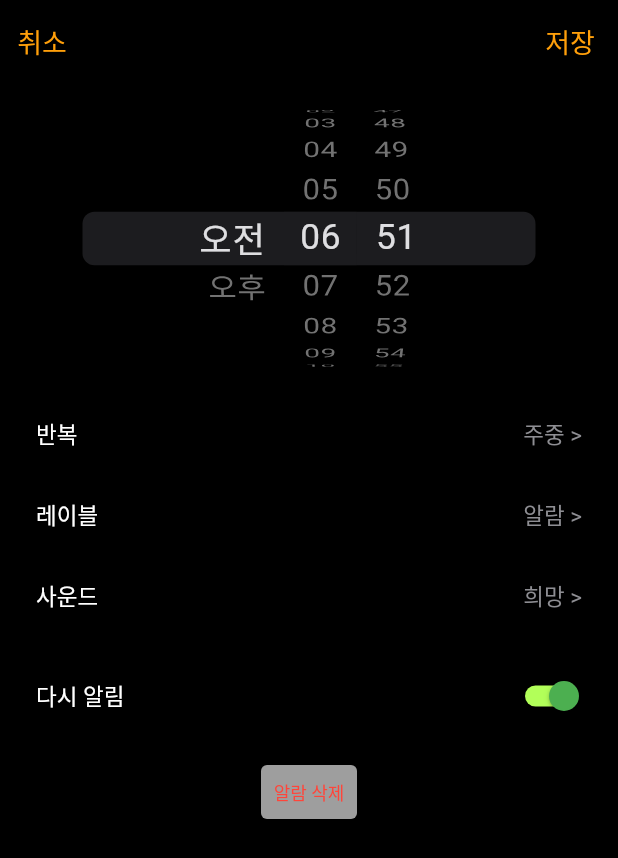
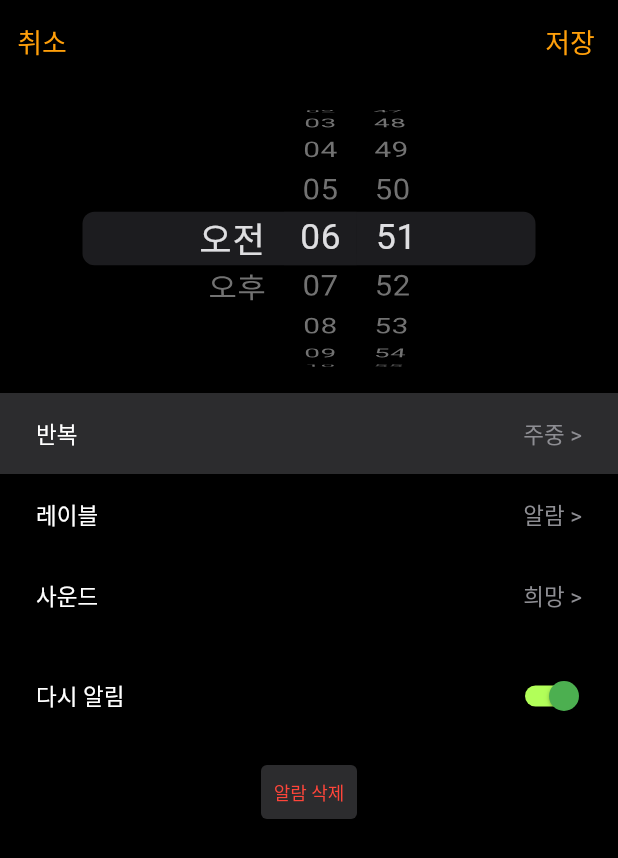
Before and after one commit to nakisara01/Alarm1, a Flutter app: the AlarmDetailPage screen opened directly, on a phone screen of 412 x 824 dp. Shown: the top 858 px of the screen. Run offline on Flutter 3.47's test engine with Material 2 defaults, Android fonts, the phone set to English and light mode, and no system bars.

```diff
--- a/lib/src/ui/alarmDetail/alarmDetail.dart
+++ b/lib/src/ui/alarmDetail/alarmDetail.dart
@@ -6,11 +6,9 @@ import 'package:flutter/material.dart';
 import '../widgets/switchByPlatform.dart';
 
 class AlarmDetailPage extends StatelessWidget {
-
   List<bool> isSwitched = [
     true,
   ];
-
 
   @override
   Widget build(BuildContext context) {
@@ -40,8 +38,7 @@ class AlarmDetailPage extends StatelessWidget {
               '알람 편집',
               style: TextStyle(color: Colors.black, fontSize: 20),
             )),
-        body: Column(
-          children: [
+        body: Column(children: [
           Container(
               height: size.height * 0.25,
               child: CupertinoDatePicker(
@@ -49,22 +46,25 @@ class AlarmDetailPage extends StatelessWidget {
                   onDateTimeChanged: (DateTime value) {})),
           InkWell(
             onTap: () {},
-              child: Padding(
+            child: Container(
               padding: EdgeInsets.all(16.0),
-                child: Container(
+              color: IOS_SYSTEM_GRAY[2],
               child: Row(
                 children: [
                   const Expanded(
                     child: Padding(
                       padding: EdgeInsets.only(left: 8.0),
                       child: Text('반복'),
-                      ),),
+                    ),
+                  ),
                   Padding(
                     padding: EdgeInsets.only(right: 8.0),
-                        child: Text('주중 >', style: TextStyle(color: IOS_SYSTEM_GRAY[0]),),
+                    child: Text(
+                      '주중 >',
+                      style: TextStyle(color: IOS_SYSTEM_GRAY[0]),
+                    ),
                   ),
                 ],
-                  ),
               ),
             ),
           ),
@@ -79,10 +79,14 @@ class AlarmDetailPage extends StatelessWidget {
                       child: Padding(
                         padding: EdgeInsets.only(left: 8.0),
                         child: Text('레이블'),
-                        ),),
+                      ),
+                    ),
                     Padding(
                       padding: EdgeInsets.only(right: 8.0),
-                        child: Text('알람 >', style: TextStyle(color: IOS_SYSTEM_GRAY[0]),),
+                      child: Text(
+                        '알람 >',
+                        style: TextStyle(color: IOS_SYSTEM_GRAY[0]),
+                      ),
                     ),
                   ],
                 ),
@@ -100,10 +104,14 @@ class AlarmDetailPage extends StatelessWidget {
                       child: Padding(
                         padding: EdgeInsets.only(left: 8.0),
                         child: Text('사운드'),
-                        ),),
+                      ),
+                    ),
                     Padding(
                       padding: EdgeInsets.only(right: 8.0),
-                        child: Text('희망 >', style: TextStyle(color: IOS_SYSTEM_GRAY[0]),),
+                      child: Text(
+                        '희망 >',
+                        style: TextStyle(color: IOS_SYSTEM_GRAY[0]),
+                      ),
                     ),
                   ],
                 ),
@@ -120,12 +128,18 @@ class AlarmDetailPage extends StatelessWidget {
                         child: Padding(
                           padding: EdgeInsets.only(left: 8.0),
                           child: Text('다시 알림'),
-                            ),),
-                          SwitchByPlatForm(isSwitched: isSwitched[0]),
+                        ),
+                      ),
+                      SwitchByPlatForm(
+                        isSwitched: isSwitched[0],
+                        onChanged: (bool) {},
+                      ),
                     ],
                   )))),
           TextButton(
-              style: ButtonStyle(backgroundColor: MaterialStateProperty.all<Color>(Colors.grey)),
+            style: ButtonStyle(
+                backgroundColor:
+                    MaterialStateProperty.all<Color>(IOS_SYSTEM_GRAY[2])),
             onPressed: () {},
             child: Text(
               '알람 삭제',
```
Also changed, not shown: lib/src/controller/alarm.dart (added, +10 -0 lines), lib/src/ui/alarmList/components/alarmCard.dart (+12 -24 lines), lib/src/ui/alarmList/components/body.dart (+12 -1 lines), lib/src/ui/widgets/switchByPlatform.dart (+4 -13 lines). Lines whose indentation alone changed are shown as unchanged.
